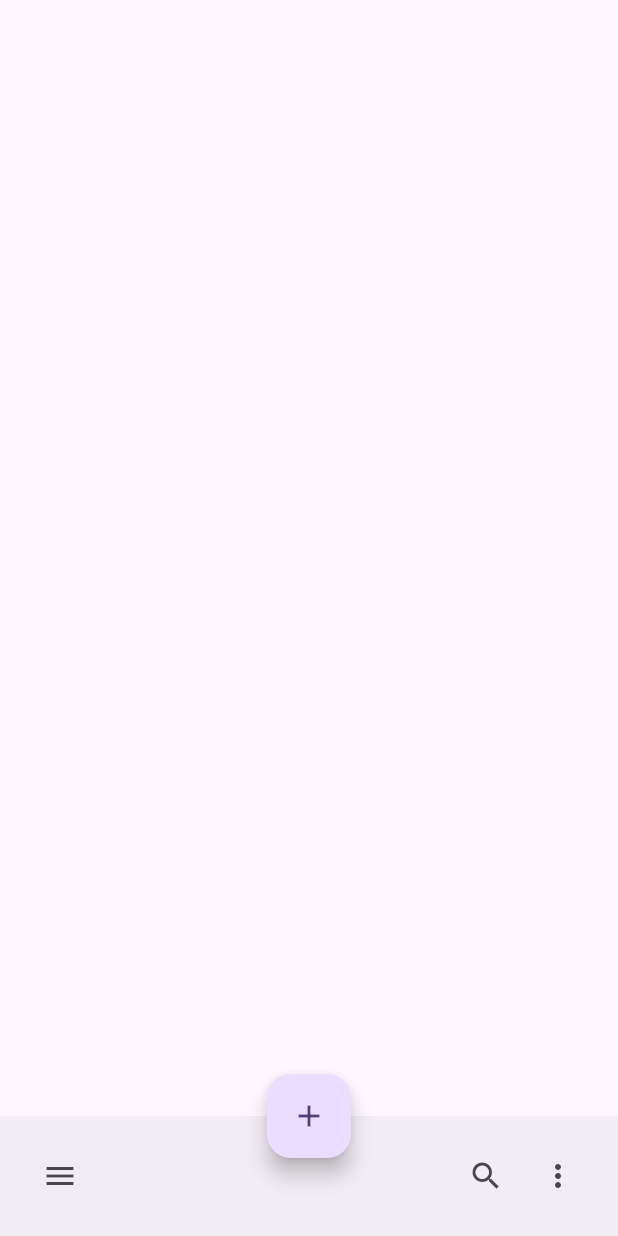
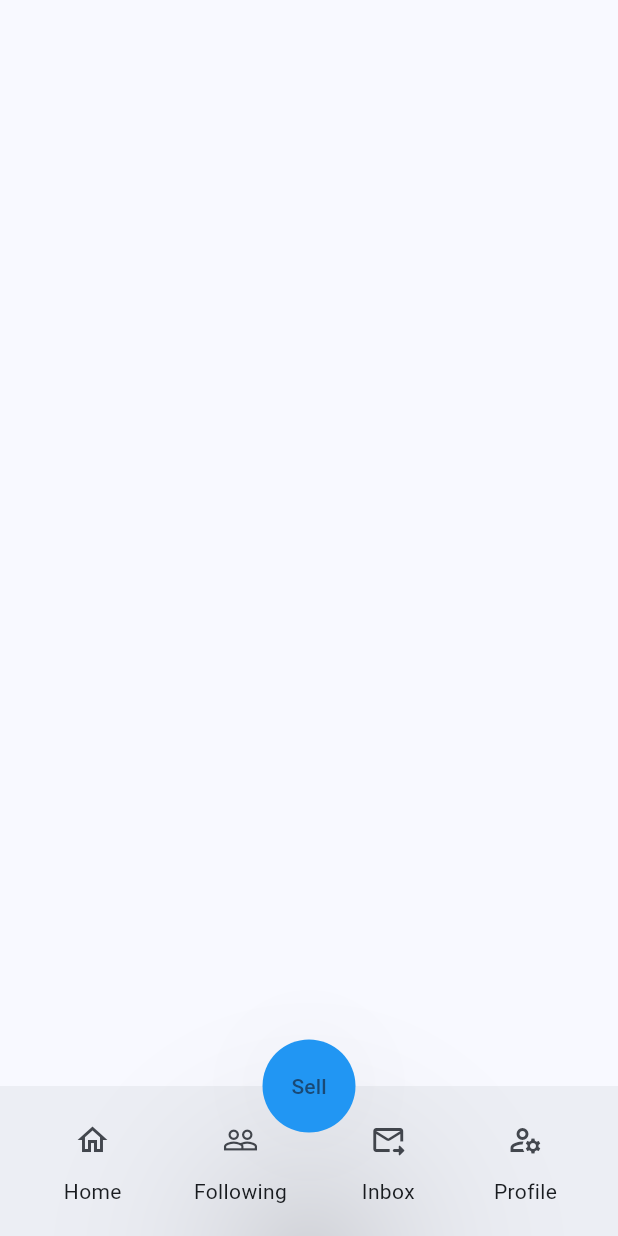
Before and after one commit to Dhivya1425/freeUp, a Flutter app: the screen it shows after launch, on a phone screen of 412 x 824 dp. Run offline on Flutter 3.47's test engine with Material 3 defaults, Android fonts, the light colour scheme and no system bars.

Commit message:
implement custom widgets

```diff
--- /dev/null
+++ b/free_up/lib/Utils/ColorHandler/AppColors.dart
@@ -0,0 +1,3 @@
+import 'package:flutter/material.dart';
+
+const themeColor = Colors.blue;
--- a/free_up/lib/Utils/CustomWidgets/CustomBottomNavigation.dart
+++ b/free_up/lib/Utils/CustomWidgets/CustomBottomNavigation.dart
@@ -1,8 +1,11 @@
 import 'package:flutter/cupertino.dart';
 import 'package:flutter/material.dart';
+import 'package:free_up/Utils/CustomWidgets/CustomText.dart';
+import 'package:free_up/Utils/Language/EnglishLanguage.dart';
 
 class CustomBottomNavigation extends StatefulWidget {
-  const CustomBottomNavigation({Key? key}) : super(key: key);
+  double? bottomAppBarHeight;
+   CustomBottomNavigation({Key? key,this.bottomAppBarHeight}) : super(key: key);
 
   @override
   State<CustomBottomNavigation> createState() => _CustomBottomNavigationState();
@@ -12,14 +15,35 @@ class _CustomBottomNavigationState extends State<CustomBottomNavigation> {
   @override
   Widget build(BuildContext context) {
     return BottomAppBar(
-    child: Row(
-    children: [
-    IconButton(icon: Icon(Icons.menu), onPressed: () {}),
-    Spacer(),
-    IconButton(icon: Icon(Icons.search), onPressed: () {}),
-    IconButton(icon: Icon(Icons.more_vert), onPressed: () {}),
-    ],
-    ),
+      elevation: 0,
+      height:100,
+      child: Row(
+        mainAxisAlignment: MainAxisAlignment.spaceAround,
+        mainAxisSize: MainAxisSize.max,
+        children: [
+          textWithIcon(englishLanguage.home, Icons.home_outlined),
+          textWithIcon(englishLanguage.following, Icons.people_outline),
+          textWithIcon(englishLanguage.inbox, Icons.forward_to_inbox_rounded),
+          textWithIcon(englishLanguage.profile, Icons.manage_accounts_outlined),
+        ],
+      ),
+    );
+  }
+
+  textWithIcon(
+    String text,
+    IconData icon,
+  ) {
+    return Column(
+      children: [
+        IconButton(
+          icon: Icon(icon),
+          onPressed: () {},
+        ),
+        CustomText(
+          text: text,
+        ),
+      ],
     );
   }
 }
--- /dev/null
+++ b/free_up/lib/Utils/CustomWidgets/CustomText.dart
@@ -0,0 +1,16 @@
+import 'package:flutter/cupertino.dart';
+
+class CustomText extends StatelessWidget {
+  String text;
+  int? maxLines;
+  double? fontSize;
+  FontWeight? fontWeight;
+
+  CustomText({Key? key, required this.text, this.maxLines,this.fontSize,this.fontWeight}) : super(key: key);
+
+  @override
+  Widget build(BuildContext context) {
+    return Text(text, maxLines: maxLines, style: TextStyle(fontSize:fontSize,fontWeight: fontWeight
+    ),);
+  }
+}
--- /dev/null
+++ b/free_up/lib/Utils/Language/EnglishLanguage.dart
@@ -0,0 +1,10 @@
+
+EnglishLanguage englishLanguage = EnglishLanguage();
+
+class EnglishLanguage {
+  final sell = "Sell";
+  final home = "Home";
+  final following = "Following";
+  final inbox = "Inbox";
+  final profile = "Profile";
+}
--- a/free_up/lib/main.dart
+++ b/free_up/lib/main.dart
@@ -1,5 +1,9 @@
 import 'package:flutter/material.dart';
 import 'package:free_up/Utils/CustomWidgets/CustomBottomNavigation.dart';
+
+import 'Utils/ColorHandler/AppColors.dart';
+import 'Utils/CustomWidgets/CustomText.dart';
+import 'Utils/Language/EnglishLanguage.dart';
 
 void main() {
   runApp(const MyApp());
@@ -13,7 +17,7 @@
     return MaterialApp(
       debugShowCheckedModeBanner: false,
       theme: ThemeData(
-        colorScheme: ColorScheme.fromSeed(seedColor: Colors.deepPurple),
+        colorScheme: ColorScheme.fromSeed(seedColor: themeColor),
         useMaterial3: true,
       ),
       home: const MyHomePage(),
@@ -34,9 +38,18 @@
   @override
   Widget build(BuildContext context) {
     return Scaffold(
-      floatingActionButton:
-      FloatingActionButton(child: Icon(Icons.add), onPressed: () {}),
-      floatingActionButtonLocation: FloatingActionButtonLocation.centerDocked,
+      floatingActionButton: Container(
+          height: 64,
+          width: 62,
+          child: FloatingActionButton(
+              onPressed: (){},
+              backgroundColor: themeColor,
+              elevation: 58.0,
+              shape: const CircleBorder(),
+          child: CustomText(text:englishLanguage.sell),
+    ),
+    ),
+      floatingActionButtonLocation : FloatingActionButtonLocation.centerDocked,
       bottomNavigationBar: CustomBottomNavigation(),
     );
   }
```
